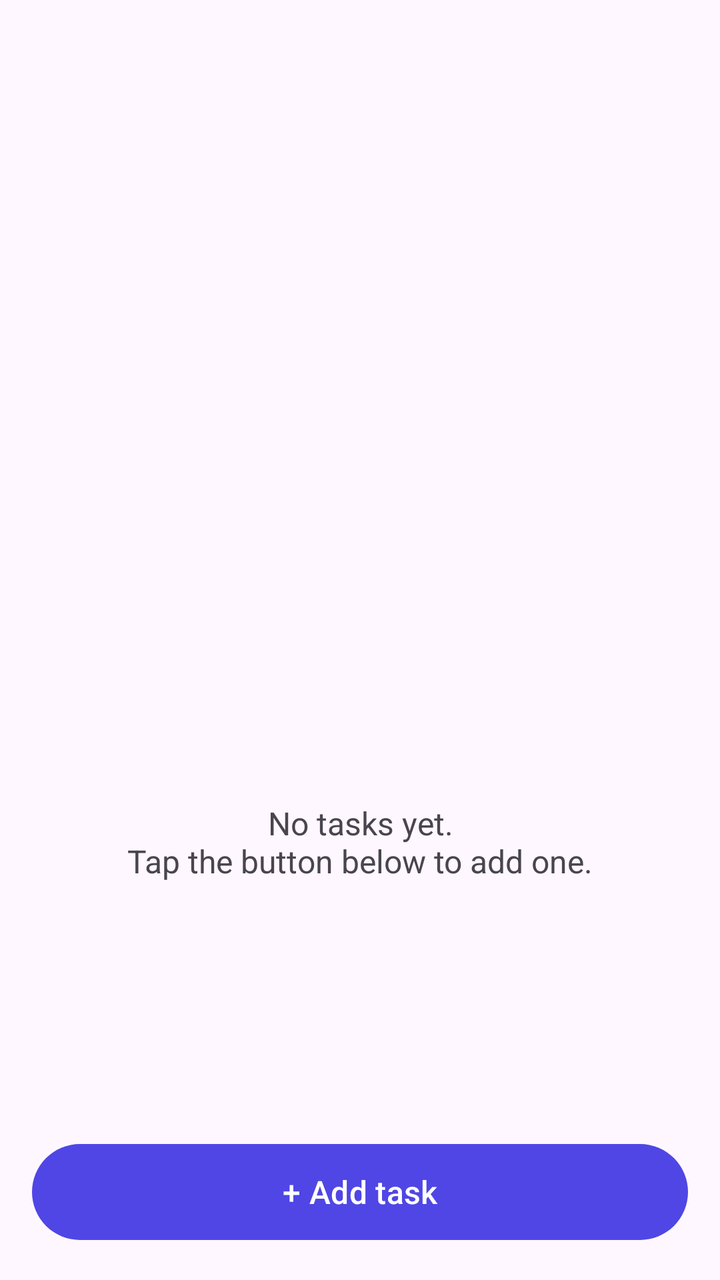
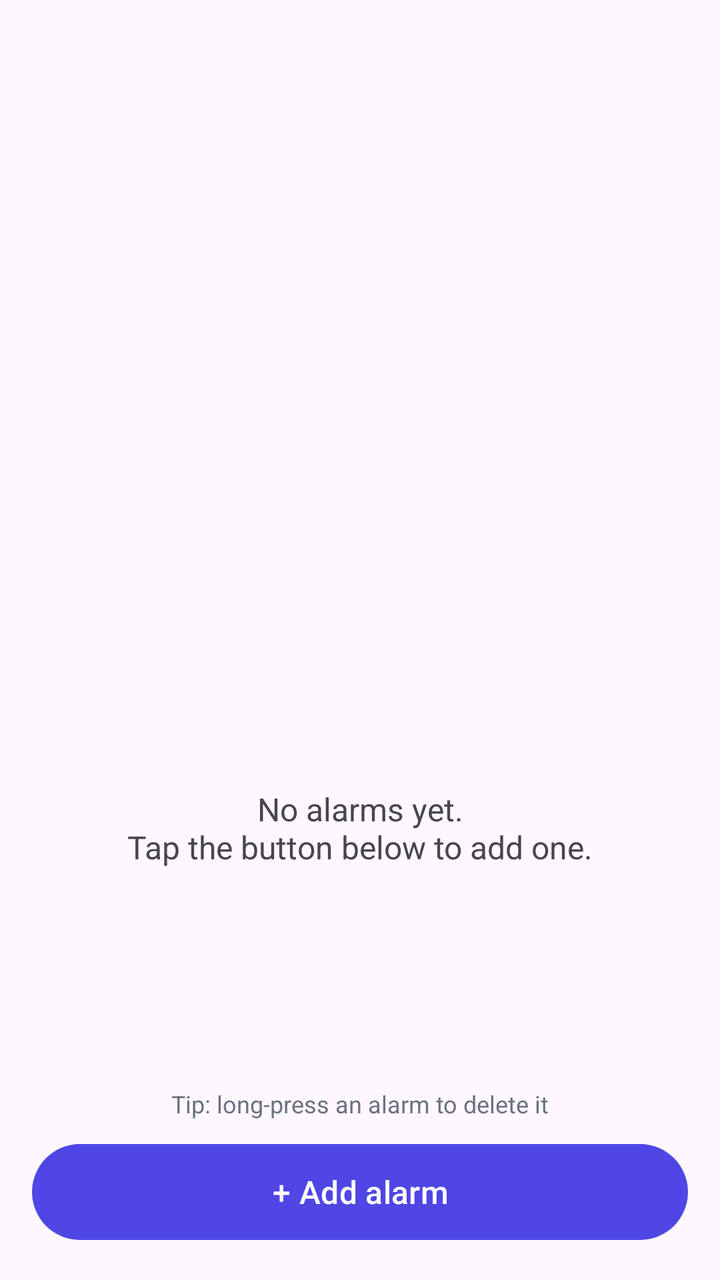

An Android layout rendered at two revisions. The XML below is the earlier revision; the diff shows what the commit changed to produce the second picture.
<!-- AndroidManifest.xml: application theme Theme.AlertAlarm -->
<!-- res/layout/activity_main.xml -->
<?xml version="1.0" encoding="utf-8"?>
<LinearLayout xmlns:android="http://schemas.android.com/apk/res/android"
    android:layout_width="match_parent"
    android:layout_height="match_parent"
    android:orientation="vertical"
    android:padding="16dp">

    <LinearLayout
        android:id="@+id/banner"
        android:layout_width="match_parent"
        android:layout_height="wrap_content"
        android:layout_marginBottom="12dp"
        android:background="@color/banner_bg"
        android:orientation="vertical"
        android:padding="12dp"
        android:visibility="gone">

        <TextView
            android:id="@+id/bannerText"
            android:layout_width="match_parent"
            android:layout_height="wrap_content"
            android:textColor="@color/banner_text"
            android:textSize="14sp" />

        <Button
            android:id="@+id/bannerButton"
            android:layout_width="wrap_content"
            android:layout_height="wrap_content"
            android:layout_marginTop="8dp"
            android:text="Grant permission" />
    </LinearLayout>

    <ListView
        android:id="@+id/list"
        android:layout_width="match_parent"
        android:layout_height="0dp"
        android:layout_weight="1"
        android:divider="@android:color/transparent"
        android:dividerHeight="10dp" />

    <TextView
        android:id="@+id/emptyText"
        android:layout_width="match_parent"
        android:layout_height="0dp"
        android:layout_weight="1"
        android:gravity="center"
        android:text="No tasks yet.\nTap the button below to add one."
        android:textSize="16sp" />

    <Button
        android:id="@+id/addButton"
        android:layout_width="match_parent"
        android:layout_height="wrap_content"
        android:layout_marginTop="12dp"
        android:minHeight="56dp"
        android:text="+ Add task"
        android:textSize="16sp" />
</LinearLayout>
<!-- resources referenced by this layout -->
<resources>
  <color name="banner_bg">#FEF3C7</color>
  <color name="banner_text">#92400E</color>
  <style name="Theme.AlertAlarm" parent="Theme.Material3.DayNight">
          <item name="colorPrimary">@color/brand</item>
      </style>
  <color name="brand">#4F46E5</color>
</resources>

<!-- the commit's change to res/layout/activity_main.xml (unified diff, before → after) -->
@@ -4,6 +4,16 @@
     android:layout_height="match_parent"
     android:orientation="vertical"
     android:padding="16dp">
+
+    
+    <TextView
+        android:id="@+id/nextAlarmText"
+        android:layout_width="match_parent"
+        android:layout_height="wrap_content"
+        android:layout_marginBottom="12dp"
+        android:gravity="center"
+        android:textSize="16sp"
+        android:textStyle="bold" />
 
     <LinearLayout
         android:id="@+id/banner"
@@ -44,15 +54,24 @@
         android:layout_height="0dp"
         android:layout_weight="1"
         android:gravity="center"
-        android:text="No tasks yet.\nTap the button below to add one."
+        android:text="No alarms yet.\nTap the button below to add one."
         android:textSize="16sp" />
+
+    <TextView
+        android:layout_width="match_parent"
+        android:layout_height="wrap_content"
+        android:layout_marginTop="8dp"
+        android:gravity="center"
+        android:text="Tip: long-press an alarm to delete it"
+        android:textColor="@color/text_muted"
+        android:textSize="12sp" />
 
     <Button
         android:id="@+id/addButton"
         android:layout_width="match_parent"
         android:layout_height="wrap_content"
-        android:layout_marginTop="12dp"
+        android:layout_marginTop="8dp"
         android:minHeight="56dp"
-        android:text="+ Add task"
+        android:text="+ Add alarm"
         android:textSize="16sp" />
 </LinearLayout>
<!-- resource entries referenced after the edit -->
@@ -2,6 +2,7 @@
 <resources>
   <color name="banner_bg">#FEF3C7</color>
   <color name="banner_text">#92400E</color>
+  <color name="text_muted">#6B7280</color>
   <style name="Theme.AlertAlarm" parent="Theme.Material3.DayNight">
           <item name="colorPrimary">@color/brand</item>
       </style>
